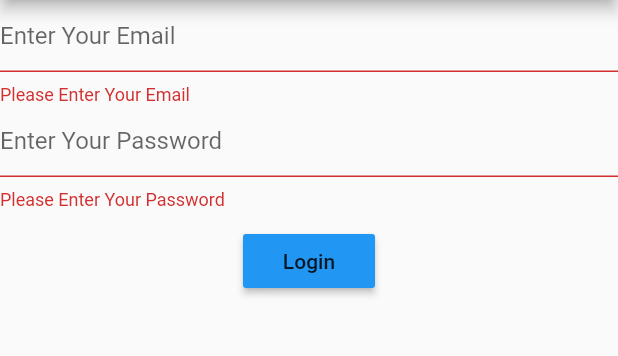
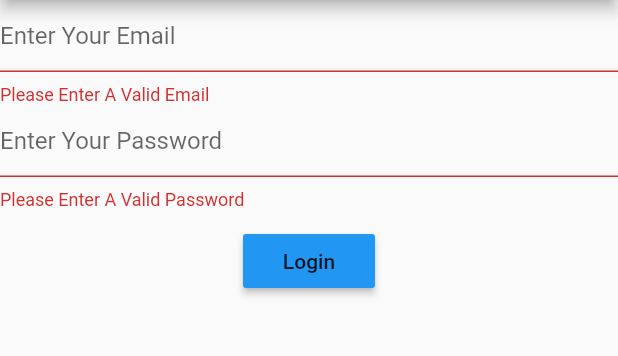
Before and after one commit to ctkqiang/MelodyChatFlutter, a Flutter app: the screen it shows after launch, after a tap on "Login", on a phone screen of 412 x 824 dp, the part 84-440 px from its top. Run offline on Flutter 3.47's test engine with Material 2 defaults, Android fonts, the phone set to English and light mode, and no system bars.

```diff
--- a/lib/main.dart
+++ b/lib/main.dart
@@ -1,13 +1,21 @@
 import 'package:flutter/material.dart';
 
-
+// http://quabr.com:8182/59396462/implement-a-java-local-library-to-flutter-plugin-template
 final _form = GlobalKey<FormState>();
+// final textOne = GlobalKey<TextBox>();
 
 void main() {
   runApp(MyApp());
 }
 
-class MyApp extends StatelessWidget {
+class MyApp extends StatefulWidget {
+  @override
+  State<StatefulWidget> createState() {
+    return _MyAppState();
+  }
+}
+
+class _MyAppState extends State<MyApp> {
   @override
   Widget build(BuildContext context) {
     return MaterialApp(
@@ -15,7 +23,7 @@ class MyApp extends StatelessWidget {
       theme: ThemeData(
         brightness: Brightness.light,
         primaryColor: Colors.black,
-        accentColor:  Colors.black,
+        accentColor: Colors.black,
       ),
       home: MainScreen(),
     );
@@ -29,9 +37,7 @@ class MainScreen extends StatelessWidget {
       appBar: AppBar(
         title: Text('Melody Chat'),
       ),
-        body: Column(
-          crossAxisAlignment: CrossAxisAlignment.start,
-          children:[
+      body: Column(crossAxisAlignment: CrossAxisAlignment.start, children: [
         Form(
           key: _form,
           child: Column(
@@ -42,9 +48,14 @@ class MainScreen extends StatelessWidget {
                   hintText: "Enter Your Email",
                 ),
                 validator: (value) {
-                      if (value.isEmpty) {
-                        return "Please Enter Your Email";
-                      } return null;
+                  if (value.isEmpty || !(value.contains("John"))) {
+                    return "Please Enter A Valid Email";
+                  } else if (value.contains("Admin") || value.contains("admin")){
+                    print("Some Idiot Trying to Access");
+                    return "Hacker Not Welcome Here.";
+                  } else{
+                    return null;
+                  }
                 },
               ),
               TextFormField(
@@ -52,27 +63,31 @@ class MainScreen extends StatelessWidget {
                   hintText: "Enter Your Password",
                 ),
                 validator: (value) {
-                      if (value.isEmpty) {
-                        return "Please Enter Your Password";
-                      } return null;
+                  if (value.isEmpty || !(value.contains("Testing123"))) {
+                    return "Please Enter A Valid Password";
+                  }
+                  return null;
                 },
               ),
-                  Padding(padding: const EdgeInsets.symmetric(vertical:10.0),
+              Padding(
+                  padding: const EdgeInsets.symmetric(vertical: 10.0),
                   child: RaisedButton(
                     color: Colors.blue,
                     highlightColor: Colors.cyan,
                     onPressed: () {
-                    if ( _form.currentState.validate() ) {
-                      Navigator.push(context, MaterialPageRoute(builder: (context) => SecondRoute()));
+                      if (_form.currentState.validate()) {
+                        Navigator.push(
+                            context,
+                            MaterialPageRoute(
+                                builder: (context) => SecondRoute()));
                       }
                     },
                     child: Text("Login"),
+                  ))
+            ],
+          ),
         )
-                  )
-                ],
-              ),)
-          ]
-        ),
+      ]),
     );
   }
 }
```
Also changed, not shown: 1 other file. Lines whose indentation alone changed are shown as unchanged.
